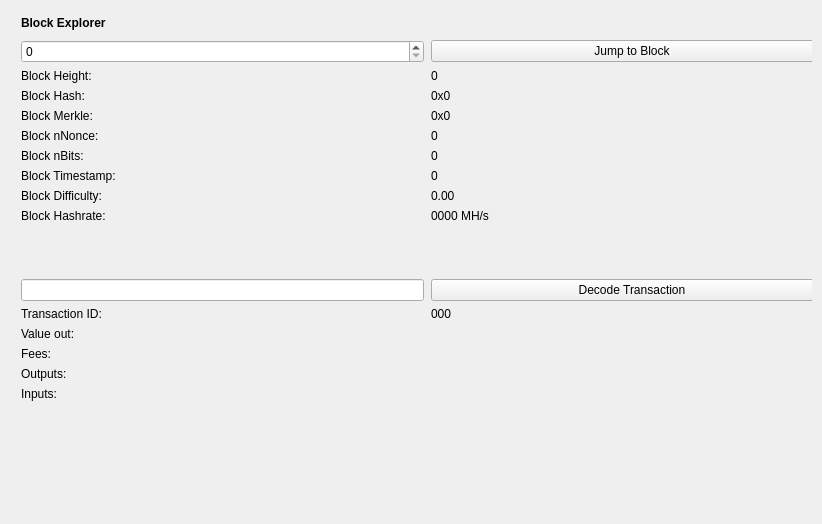
Old version of the form src/qt/forms/blockbrowser.ui in the repository Crypto-Expert/HoboNickels.
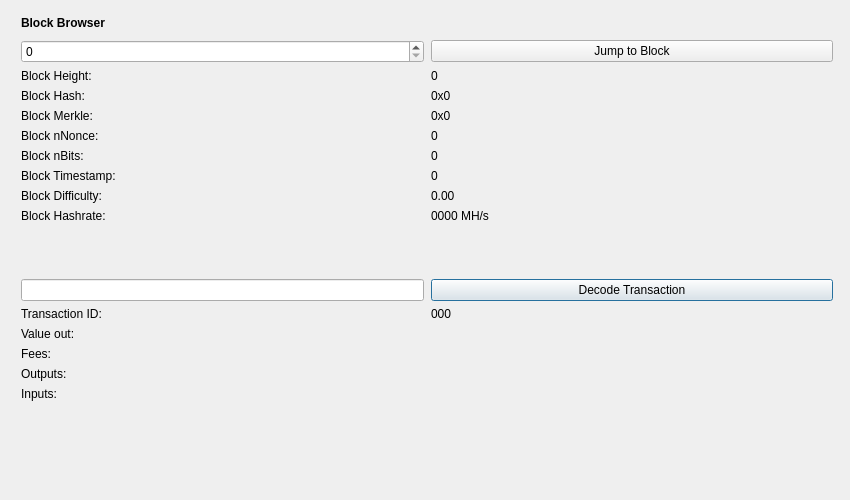
New version of the form.

Commit message: Make Block Browser function as standalone window

Patch:
```diff
--- a/src/qt/forms/blockbrowser.ui
+++ b/src/qt/forms/blockbrowser.ui
@@ -1,7 +1,7 @@
 <?xml version="1.0" encoding="UTF-8"?>
 <ui version="4.0">
  <class>BlockBrowser</class>
- <widget class="QWidget" name="BlockBrowser">
+ <widget class="QDialog" name="BlockBrowser">
   <property name="windowModality">
    <enum>Qt::NonModal</enum>
   </property>
@@ -12,8 +12,8 @@
    <rect>
     <x>0</x>
     <y>0</y>
-    <width>822</width>
-    <height>524</height>
+    <width>850</width>
+    <height>500</height>
    </rect>
   </property>
   <property name="sizePolicy">
@@ -80,7 +80,7 @@
              <string notr="true">font-weight:bold;</string>
             </property>
             <property name="text">
-             <string>Block Explorer</string>
+          <string>Block Browser</string>
             </property>
            </widget>
        </item>
```
Left out of the diff: 2 changed lines with no effect on the pictures. Lines whose indentation alone changed are shown as unchanged. The commit also changes 7 other files.
